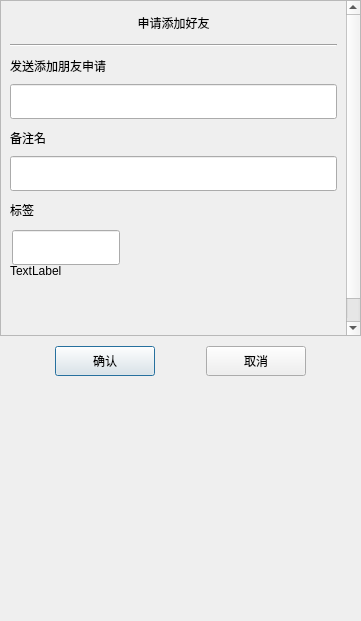
Qt form client/llfcchat/applyfriend.ui (xiegd/chat) before a commit.
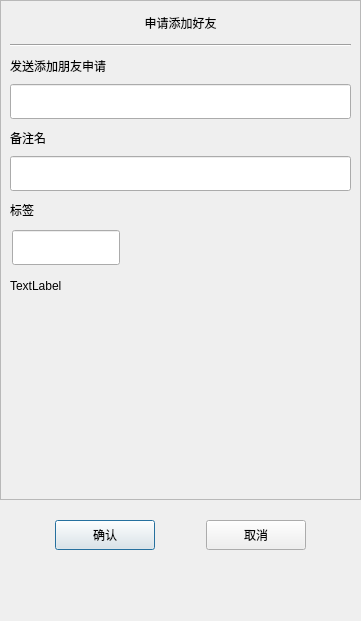
The same form after that commit. Custom widgets are drawn as their Qt base class.

Commit message: 完成申请界面开发

```diff
--- a/client/llfcchat/applyfriend.ui
+++ b/client/llfcchat/applyfriend.ui
@@ -43,6 +43,12 @@
    </property>
    <item>
     <widget class="QScrollArea" name="scrollArea">
+     <property name="minimumSize">
+      <size>
+       <width>0</width>
+       <height>500</height>
+      </size>
+     </property>
      <property name="widgetResizable">
       <bool>true</bool>
      </property>
@@ -51,8 +57,8 @@
        <rect>
         <x>0</x>
         <y>0</y>
-        <width>345</width>
-        <height>361</height>
+        <width>359</width>
+        <height>498</height>
        </rect>
       </property>
       <layout class="QVBoxLayout" name="verticalLayout_6">
@@ -390,6 +396,22 @@
                   </property>
                  </widget>
                 </item>
+                <item>
+                 <spacer name="verticalSpacer_4">
+                  <property name="orientation">
+                   <enum>Qt::Vertical</enum>
+                  </property>
+                  <property name="sizeType">
+                   <enum>QSizePolicy::Fixed</enum>
+                  </property>
+                  <property name="sizeHint" stdset="0">
+                   <size>
+                    <width>20</width>
+                    <height>60</height>
+                   </size>
+                  </property>
+                 </spacer>
+                </item>
                </layout>
               </widget>
              </item>
@@ -404,7 +426,23 @@
     </widget>
    </item>
    <item>
-    <widget class="QWidget" name="widget_2" native="true">
+    <spacer name="verticalSpacer_3">
+     <property name="orientation">
+      <enum>Qt::Vertical</enum>
+     </property>
+     <property name="sizeType">
+      <enum>QSizePolicy::Fixed</enum>
+     </property>
+     <property name="sizeHint" stdset="0">
+      <size>
+       <width>20</width>
+       <height>10</height>
+      </size>
+     </property>
+    </spacer>
+   </item>
+   <item>
+    <widget class="QWidget" name="apply_sure_wid" native="true">
      <property name="minimumSize">
       <size>
        <width>0</width>
@@ -512,6 +550,11 @@
    <extends>QLabel</extends>
    <header>clickedoncelabel.h</header>
   </customwidget>
+  <customwidget>
+   <class>ClickedBtn</class>
+   <extends>QPushButton</extends>
+   <header>clickedbtn.h</header>
+  </customwidget>
  </customwidgets>
  <resources/>
  <connections/>
```
Left out of the diff: 4 changed lines with no effect on the pictures. The commit also changes 4 other files.
